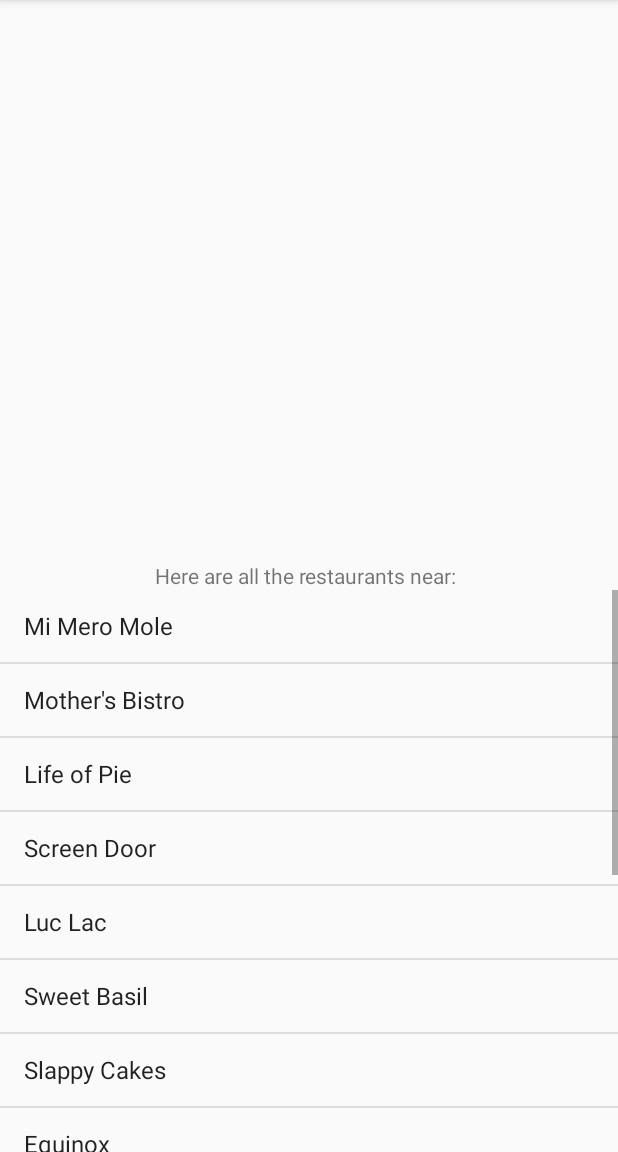
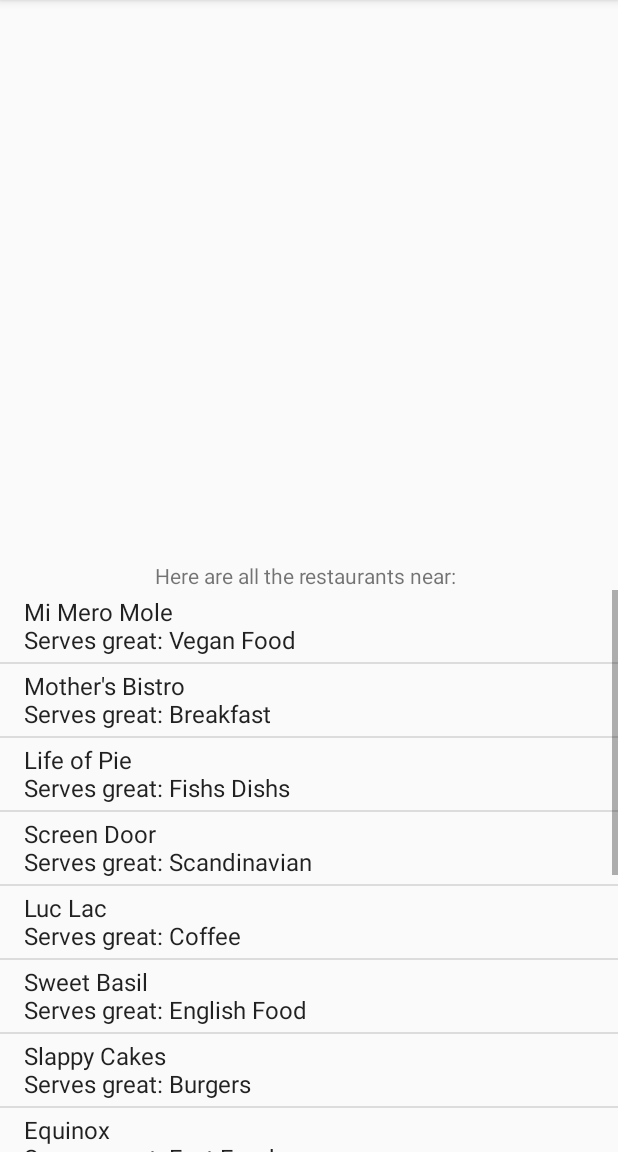
Before and after one commit to mulukadan/MyRestaurants, an Android app: the screen it shows after launch (TryActivity), after a tap on "FIND RESTAURANTS", on a phone screen of 412 x 824 dp, the part 84-1236 px from its top. Run offline under Robolectric (Android 15) with nearby library versions, the phone set to English and light mode, and no system bars; our stand-ins replace ButterKnife; Roboto replaces fonts that are not available here.

Commit message:
Added customised ArrayList Adapter

```diff
--- /dev/null
+++ b/app/src/main/java/com/example/kadan/myrestaurants/MyRestaurantsArrayAdapter.java
@@ -0,0 +1,34 @@
+package com.example.kadan.myrestaurants;
+
+import android.content.Context;
+import android.widget.ArrayAdapter;
+
+/**
+ * Created by kadan on 1/17/18.
+ */
+
+public class MyRestaurantsArrayAdapter extends ArrayAdapter {
+    private Context  mContext;
+    private String[] mRestaurants;
+    private String[] mCuisines;
+
+    public MyRestaurantsArrayAdapter(Context mContext, int resource, String[] mRestaurants, String[] mCuisines) {
+        super(mContext, resource);
+        this.mContext = mContext;
+        this.mRestaurants = mRestaurants;
+        this.mCuisines = mCuisines;
+    }
+
+    @Override
+    public Object getItem(int position) {
+        String restaurant = mRestaurants[position];
+        String cuisine = mCuisines[position];
+        return String.format("%s \nServes great: %s", restaurant, cuisine);
+    }
+
+    @Override
+    public int getCount() {
+        return mRestaurants.length;
+    }
+
+}
--- a/app/src/main/java/com/example/kadan/myrestaurants/TryActivity.java
+++ b/app/src/main/java/com/example/kadan/myrestaurants/TryActivity.java
@@ -24,6 +24,10 @@ public class TryActivity extends AppCompatActivity {
             "Slappy Cakes", "Equinox", "Miss Delta's", "Andina",
             "Lardo", "Portland City Grill", "Fat Head's Brewery",
             "Chipotle", "Subway"};
+    private String[] cuisines = new String[] {"Vegan Food", "Breakfast", "Fishs Dishs",
+            "Scandinavian", "Coffee", "English Food", "Burgers", "Fast Food",
+            "Noodle Soups", "Mexican", "BBQ", "Cuban", "Bar Food", "Sports Bar",
+            "Breakfast", "Mexican" };
 
     @Override
     protected void onCreate(Bundle savedInstanceState) {
@@ -32,7 +36,8 @@ public class TryActivity extends AppCompatActivity {
 
         ButterKnife.bind(this);
 
-        ArrayAdapter adapter = new ArrayAdapter(this, android.R.layout.simple_list_item_1, restaurants);
+
+        MyRestaurantsArrayAdapter adapter = new MyRestaurantsArrayAdapter(this, android.R.layout.simple_list_item_1, restaurants, cuisines); //must match constructor!
         mListView.setAdapter(adapter);
 
         mListView.setOnItemClickListener(new AdapterView.OnItemClickListener() {
@@ -40,14 +45,11 @@ public class TryActivity extends AppCompatActivity {
             public void onItemClick(AdapterView<?> adapterView, View view, int i, long l) {
                 String restaurant = ((TextView)view).getText().toString();
                 Toast.makeText(TryActivity.this, restaurant, Toast.LENGTH_LONG).show();
-                Log.v("TryActivity", "In the onItemClickListener!");
-                Log.e("TryActivity", "In the onItemClickListener!");
             }
         });
 
         Intent intent = getIntent();
         String location = intent.getStringExtra("location");
         mLocationTextView.setText("Here are all the restaurants near: " + location);
-        Log.d("TryActivity", "In the onCreate method!");
     }
 }
```
